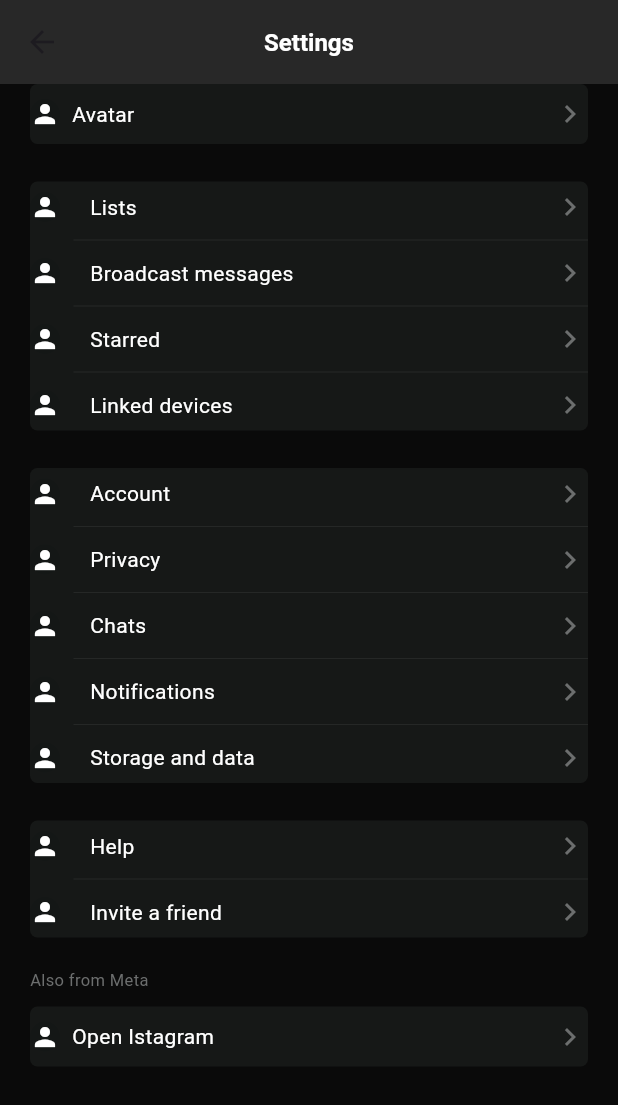
After one commit to mayor167/BookFlightTickets, a Flutter app: the SettingScreen screen opened directly, on a phone screen of 412 x 824 dp. The commit adds this screen. Shown: the top 1105 px of the screen. Run offline on Flutter 3.47's test engine with Material 3 defaults, Android fonts, the phone set to English and light mode, and no system bars; our stand-ins replace fluentui_icons, gap.

Commit message:
setting screen added with details

```diff
--- a/lib/screens/bottom_bar.dart
+++ b/lib/screens/bottom_bar.dart
@@ -1,6 +1,7 @@
 import 'package:booktickets/screens/home_screen.dart';
 import 'package:booktickets/screens/profile_screen.dart';
 import 'package:booktickets/screens/search_screen.dart';
+import 'package:booktickets/screens/setting_screen.dart';
 import 'package:fluentui_icons/fluentui_icons.dart';
 import 'package:flutter/material.dart';
 
@@ -20,6 +21,7 @@ class _BottomBarState extends State<BottomBar> {
           SearchScreen(),
           const Text("Tickets"),
            ProfileScreen(),
+           SettingScreen(),
           // const Text("Profile"),
   ];
   void _onItemTapped(int index){
@@ -48,6 +50,7 @@ class _BottomBarState extends State<BottomBar> {
                 BottomNavigationBarItem(icon: Icon(FluentSystemIcons.ic_fluent_search_regular),activeIcon: Icon(FluentSystemIcons.ic_fluent_search_filled), label: "Search"),
                 BottomNavigationBarItem(icon: Icon(FluentSystemIcons.ic_fluent_ticket_regular),activeIcon: Icon(FluentSystemIcons.ic_fluent_ticket_filled), label: "Ticket"),
                 BottomNavigationBarItem(icon: Icon(FluentSystemIcons.ic_fluent_person_regular), activeIcon: Icon(FluentSystemIcons.ic_fluent_person_filled), label: "Profile"),
+                BottomNavigationBarItem(icon: Icon(FluentSystemIcons.ic_fluent_settings_regular),activeIcon: Icon(FluentSystemIcons.ic_fluent_settings_filled),label:"Setting")
         ],
       ),
     );
--- a/lib/screens/profile_screen.dart
+++ b/lib/screens/profile_screen.dart
@@ -6,83 +6,83 @@ class ProfileScreen extends StatelessWidget {
   @override
   Widget build(BuildContext context) {
     return Scaffold(
-      backgroundColor: Colors.black,
-       appBar: AppBar(
-        title: const Text(
-          "setting",
-          style: TextStyle(
-            fontSize: 24,
-            fontWeight: FontWeight.bold,
-            color: Colors.white,
-          ),
-        ),
-        centerTitle: true,
-        backgroundColor: Color(0xFF393E46),
-      ),
-      body: Column(
-            children: [
-      // First Row with red background
-      Container(
-        color: Colors.red,
-        padding: EdgeInsets.all(16),
-        child: Row(
-          children: [
-            Text(
-              'Row 1',
-              style: TextStyle(color: Colors.white),
-            ),
-          ],
-        ),
-      ),
+    //   backgroundColor: Colors.black,
+    //    appBar: AppBar(
+    //     title: const Text(
+    //       "setting",
+    //       style: TextStyle(
+    //         fontSize: 24,
+    //         fontWeight: FontWeight.bold,
+    //         color: Colors.white,
+    //       ),
+    //     ),
+    //     centerTitle: true,
+    //     backgroundColor: Color(0xFF393E46),
+    //   ),
+    //   body: Column(
+    //         children: [
+    //   // First Row with red background
+    //   Container(
+    //     color: Colors.red,
+    //     padding: EdgeInsets.all(16),
+    //     child: Row(
+    //       children: [
+    //         Text(
+    //           'Row 1',
+    //           style: TextStyle(color: Colors.white),
+    //         ),
+    //       ],
+    //     ),
+    //   ),
 
-      // Second Row with green background
-      Container(
-        color: Colors.green,
-        padding: EdgeInsets.all(16),
-        child: Row(
-          children: [
-            Text(
-              'Row 2',
-              style: TextStyle(color: Colors.white),
-            ),
-          ],
-        ),
-      ),
+    //   // Second Row with green background
+    //   Container(
+    //     color: Colors.green,
+    //     padding: EdgeInsets.all(16),
+    //     child: Row(
+    //       children: [
+    //         Text(
+    //           'Row 2',
+    //           style: TextStyle(color: Colors.white),
+    //         ),
+    //       ],
+    //     ),
+    //   ),
 
-      // Third Row with blue background
-      Container(
-        color: Colors.blue,
-        padding: EdgeInsets.all(16),
-        child: Row(
-          children: [
-            Text(
-              'Row 3',
-              style: TextStyle(color: Colors.white),
-            ),
-          ],
-        ),
-      ),
-    ],
-    )
-      // body: Center(
-      //    child: Column(
-      //          children: [
-      //         Text('Profile details....',style: TextStyle(
-      //             decoration: TextDecoration.underline)),
-      //          SizedBox(height: 8),
-      //         Text('Wallet Balance: #10,000'),
-      //          SizedBox(height: 8),
-      //          Text('Name: Oyeyemi Mayokun ADENIJI'),
-      //           SizedBox(height: 8),
-      //          Text('Gender:Male'),
-      //           SizedBox(height: 8),
-      //           Text('Department: RAOLAK SCHOOL'),
+    //   // Third Row with blue background
+    //   Container(
+    //     color: Colors.blue,
+    //     padding: EdgeInsets.all(16),
+    //     child: Row(
+    //       children: [
+    //         Text(
+    //           'Row 3',
+    //           style: TextStyle(color: Colors.white),
+    //         ),
+    //       ],
+    //     ),
+    //   ),
+    // ],
+    // ) ,
+      body: Center(
+         child: Column(
+               children: [
+              Text('Profile details....',style: TextStyle(
+                  decoration: TextDecoration.underline)),
+               SizedBox(height: 8),
+              Text('Wallet Balance: #10,000'),
+               SizedBox(height: 8),
+               Text('Name: Oyeyemi Mayokun ADENIJI'),
+                SizedBox(height: 8),
+               Text('Gender:Male'),
+                SizedBox(height: 8),
+                Text('Department: RAOLAK SCHOOL'),
 
-      //                   ],
+                        ],
 
 
-      //    ),
-      //  ),
+         ),
+       ),
     );
   }
 }
--- /dev/null
+++ b/lib/screens/setting_screen.dart
@@ -0,0 +1,501 @@
+import 'package:flutter/material.dart';
+import 'package:gap/gap.dart';
+
+class SettingScreen extends StatelessWidget {
+  const SettingScreen({super.key});
+
+  @override
+  Widget build(BuildContext context) {
+    return  Scaffold(
+      backgroundColor: Color(0xFF0a0a0a),
+      appBar: AppBar(
+        backgroundColor: Color(0xFF282828),
+        title: Text("Settings", style:
+        TextStyle(
+          color: Colors.white,
+          fontSize: 16,
+          fontWeight: FontWeight.bold
+
+        )),
+        centerTitle: true,
+      ),
+      body:
+      SingleChildScrollView(
+        scrollDirection: Axis.vertical,
+        child: Column(
+          children: [
+            Column(
+              crossAxisAlignment: CrossAxisAlignment.start,
+        children: [
+          Container(
+            margin: EdgeInsets.only(left: 20, right: 20),
+            height: 40,
+            decoration:BoxDecoration(
+               color: Color(0xFF161817),
+               borderRadius: BorderRadius.circular(5),
+            ),
+            child: Row(
+              children: [
+               CircleAvatar(
+                      radius: 10,
+                      backgroundColor: Color(0xFF141716),
+                      child: Icon(
+                        Icons.person,
+                        size:20,
+                        color: Colors.white,
+                      ),
+                      ),
+                      SizedBox(width: 8,),
+                  Text("Avatar",style: TextStyle(
+                    color: Colors.white,
+                    fontSize: 14,
+                    fontWeight: FontWeight.w400,
+                  ),
+                  ),
+                   const Spacer(),
+                   Icon(Icons.chevron_right, color: Color(0xFF6c6e6e),),
+              ],
+            ),
+          ),
+          const Gap(25),
+          Container(
+             margin: EdgeInsets.only(left: 20, right: 20),
+            // height: 40,
+            padding: EdgeInsets.symmetric(vertical: 5),
+            decoration:BoxDecoration(
+               color: Color(0xFF161817),
+               borderRadius: BorderRadius.circular(5),
+            ),
+            child: Column(
+              children: [
+                Row(
+                  children: [
+                      CircleAvatar(
+            radius: 10,
+            backgroundColor: Color(0xFF141716),
+            child: Icon(
+              Icons.person,
+              size: 20,
+              color: Colors.white,
+            ),
+          ),
+          SizedBox(width: 20),
+          Text(
+            "Lists",
+            style: TextStyle(
+              color: Colors.white,
+              fontSize: 14,
+              fontWeight: FontWeight.w400,
+            ),
+          ),
+          Spacer(),
+          Icon(
+            Icons.chevron_right,
+            color: Color(0xFF6c6e6e),
+          ),
+                  ],
+                ),
+                 const Divider(
+                  color:Color(0xFF7b7e7d),
+                  height: 20,
+                  thickness: 0.1,
+                  indent: 29,
+                  endIndent: 0,
+                ),
+                    Row(
+                  children: [
+                      CircleAvatar(
+            radius: 10,
+            backgroundColor: Color(0xFF141716),
+            child: Icon(
+              Icons.person,
+              size: 20,
+              color: Colors.white,
+            ),
+          ),
+          SizedBox(width: 20),
+          Text(
+            "Broadcast messages",
+            style: TextStyle(
+              color: Colors.white,
+              fontSize: 14,
+              fontWeight: FontWeight.w400,
+            ),
+          ),
+          Spacer(),
+          Icon(
+            Icons.chevron_right,
+            color: Color(0xFF6c6e6e),
+          ),
+                  ],
+                ),
+                 const Divider(
+                  color:Color(0xFF7b7e7d),
+                  height: 20,
+                  thickness: 0.1,
+                  indent: 29,
+                  endIndent: 0,
+                ),
+                    Row(
+                  children: [
+                      CircleAvatar(
+            radius: 10,
+            backgroundColor: Color(0xFF141716),
+            child: Icon(
+              Icons.person,
+              size: 20,
+              color: Colors.white,
+            ),
+          ),
+          SizedBox(width: 20),
+          Text(
+            "Starred",
+            style: TextStyle(
+              color: Colors.white,
+              fontSize: 14,
+              fontWeight: FontWeight.w400,
+            ),
+          ),
+          Spacer(),
+          Icon(
+            Icons.chevron_right,
+            color: Color(0xFF6c6e6e),
+          ),
+                  ],
+                ),
+                 const Divider(
+                  color:Color(0xFF7b7e7d),
+                  height: 20,
+                  thickness: 0.1,
+                  indent: 29,
+                  endIndent: 0,
+                ),
+                    Row(
+                  children: [
+                      CircleAvatar(
+            radius: 10,
+            backgroundColor: Color(0xFF141716),
+            child: Icon(
+              Icons.person,
+              size: 20,
+              color: Colors.white,
+            ),
+          ),
+          SizedBox(width: 20),
+          Text(
+            "Linked devices",
+            style: TextStyle(
+              color: Colors.white,
+              fontSize: 14,
+              fontWeight: FontWeight.w400,
+            ),
+          ),
+          Spacer(),
+          Icon(
+            Icons.chevron_right,
+            color: Color(0xFF6c6e6e),
+          ),
+                  ],
+                ),
+              ],
+            ),
+          ),
+           const Gap(25),
+           Container(
+             margin: EdgeInsets.only(left: 20, right: 20),
+            // height: 40,
+            padding: EdgeInsets.symmetric(vertical: 5),
+            decoration:BoxDecoration(
+               color: Color(0xFF161817),
+               borderRadius: BorderRadius.circular(5),
+            ),
+            child: Column(
+              children: [
+                Row(
+                  children: [
+                      CircleAvatar(
+            radius: 10,
+            backgroundColor: Color(0xFF141716),
+            child: Icon(
+              Icons.person,
+              size: 20,
+              color: Colors.white,
+            ),
+          ),
+         const  SizedBox(width: 20),
+          Text(
+            "Account",
+            style: TextStyle(
+              color: Colors.white,
+              fontSize: 14,
+              fontWeight: FontWeight.w400,
+            ),
+          ),
+          Spacer(),
+          Icon(
+            Icons.chevron_right,
+            color: Color(0xFF6c6e6e),
+          ),
+                  ],
+                ),
+                const Divider(
+                  color:Color(0xFF7b7e7d),
+                  height: 20,
+                  thickness: 0.1,
+                  indent: 29,
+                  endIndent: 0,
+                ),
+                    Row(
+                  children: [
+                      CircleAvatar(
+            radius: 10,
+            backgroundColor: Color(0xFF141716),
+            child: Icon(
+              Icons.person,
+              size: 20,
+              color: Colors.white,
+            ),
+          ),
+         const SizedBox(width: 20),
+          Text(
+            "Privacy",
+            style: TextStyle(
+              color: Colors.white,
+              fontSize: 14,
+              fontWeight: FontWeight.w400,
+            ),
+          ),
+          Spacer(),
+          Icon(
+            Icons.chevron_right,
+            color: Color(0xFF6c6e6e),
+          ),
+                  ],
+                ),
+                 const Divider(
+                  color:Color(0xFF7b7e7d),
+                  height: 20,
+                  thickness: 0.1,
+                  indent: 29,
+                  endIndent: 0,
+                ),
+                    Row(
+                  children: [
+                      CircleAvatar(
+            radius: 10,
+            backgroundColor: Color(0xFF141716),
+            child: Icon(
+              Icons.person,
+              size: 20,
+              color: Colors.white,
+            ),
+          ),
+          const SizedBox(width: 20),
+          Text(
+            "Chats",
+            style: TextStyle(
+              color: Colors.white,
+              fontSize: 14,
+              fontWeight: FontWeight.w400,
+            ),
+          ),
+          Spacer(),
+          Icon(
+            Icons.chevron_right,
+            color: Color(0xFF6c6e6e),
+          ),
+                  ],
+                ),
+                 const Divider(
+                  color:Color(0xFF7b7e7d),
+                  height: 20,
+                  thickness: 0.1,
+                  indent: 29,
+                  endIndent: 0,
+                ),
+                    Row(
+                  children: [
+                      CircleAvatar(
+            radius: 10,
+            backgroundColor: Color(0xFF141716),
+            child: Icon(
+              Icons.person,
+              size: 20,
+              color: Colors.white,
+            ),
+          ),
+         const SizedBox(width: 20),
+          Text(
+            "Notifications",
+            style: TextStyle(
+              color: Colors.white,
+              fontSize: 14,
+              fontWeight: FontWeight.w400,
+            ),
+          ),
+          Spacer(),
+          Icon(
+            Icons.chevron_right,
+            color: Color(0xFF6c6e6e),
+          ),
+                  ],
+                ),
+                 const Divider(
+                  color:Color(0xFF7b7e7d),
+                  height: 20,
+                  thickness: 0.1,
+                  indent: 29,
+                  endIndent: 0,
+                ),
+                 Row(
+                  children: [
+                      CircleAvatar(
+            radius: 10,
+            backgroundColor: Color(0xFF141716),
+            child: Icon(
+              Icons.person,
+              size: 20,
+              color: Colors.white,
+            ),
+          ),
+          const SizedBox(width: 20),
+          Text(
+            "Storage and data",
+            style: TextStyle(
+              color: Colors.white,
+              fontSize: 14,
+              fontWeight: FontWeight.w400,
+            ),
+          ),
+          Spacer(),
+          Icon(
+            Icons.chevron_right,
+            color: Color(0xFF6c6e6e),
+          ),
+                  ],
+                ),
+              ],
+            ),
+          ),
+            const Gap(25),
+           Container(
+             margin: EdgeInsets.only(left: 20, right: 20),
+            // height: 40,
+            padding: EdgeInsets.symmetric(vertical: 5),
+            decoration:BoxDecoration(
+               color: Color(0xFF161817),
+               borderRadius: BorderRadius.circular(5),
+            ),
+            child: Column(
+              children: [
+                Row(
+                  children: [
+                      CircleAvatar(
+            radius: 10,
+            backgroundColor: Color(0xFF141716),
+            child: Icon(
+              Icons.person,
+              size: 20,
+              color: Colors.white,
+            ),
+          ),
+          SizedBox(width: 20),
+          Text(
+            "Help",
+            style: TextStyle(
+              color: Colors.white,
+              fontSize: 14,
+              fontWeight: FontWeight.w400,
+            ),
+          ),
+          Spacer(),
+          Icon(
+            Icons.chevron_right,
+            color: Color(0xFF6c6e6e),
+          ),
+                  ],
+                ),
+                 const Divider(
+                  color:Color(0xFF7b7e7d),
+                  height: 20,
+                  thickness: 0.1,
+                  indent: 29,
+                  endIndent: 0,
+                ),
+                    Row(
+                  children: [
+                      CircleAvatar(
+            radius: 10,
+            backgroundColor: Color(0xFF141716),
+            child: Icon(
+              Icons.person,
+              size: 20,
+              color: Colors.white,
+            ),
+          ),
+          SizedBox(width: 20),
+          Text(
+            "Invite a friend",
+            style: TextStyle(
+              color: Colors.white,
+              fontSize: 14,
+              fontWeight: FontWeight.w400,
+            ),
+          ),
+          Spacer(),
+          Icon(
+            Icons.chevron_right,
+            color: Color(0xFF6c6e6e),
+          ),
+                  ],
+                ),
+              ],
+            ),
+          ),
+            const Gap(20),
+            Padding(
+              padding: const EdgeInsets.only(left: 20),
+              child: Text("Also from Meta", style: TextStyle(color: Color(0xFF6c6e6e), fontSize: 11),),
+            ),
+             const Gap(10),
+             Container(
+            margin: EdgeInsets.only(left: 20, right: 20),
+            height: 40,
+            decoration:BoxDecoration(
+               color: Color(0xFF161817),
+               borderRadius: BorderRadius.circular(5),
+            ),
+            child: Row(
+              children: [
+               CircleAvatar(
+                      radius: 10,
+                      backgroundColor: Color(0xFF141716),
+                      child: Icon(
+                        Icons.person,
+                        size:20,
+                        color: Colors.white,
+                      ),
+                      ),
+                      SizedBox(width: 8,),
+                  Text("Open Istagram",style: TextStyle(
+                    color: Colors.white,
+                    fontSize: 14,
+                    fontWeight: FontWeight.w400,
+                  ),
+                  ),
+                   const Spacer(),
+                   Icon(Icons.chevron_right, color: Color(0xFF6c6e6e),),
+              ],
+            ),
+          ),
+        ],
+
+      ),
+          ],
+        ),
+
+      ),
+
+    );
+  }
+}
--- /dev/null
+++ b/lib/utilis/app_info_list.dart
@@ -0,0 +1,20 @@
+List <Map<String, dynamic>>hotelList = [
+{
+  'image':'one.png',
+  'place':'Open Space',
+  'destination':'London',
+  'price':25,
+},
+{
+'image':'two.png',
+'place':'Global Will',
+'destination': 'London',
+'Price':40,
+},
+{
+ 'image' : 'three.png',
+ 'place' : 'Tallest Building',
+ 'destination' : 'Dubai',
+ 'price' :60
+}
+];
```
